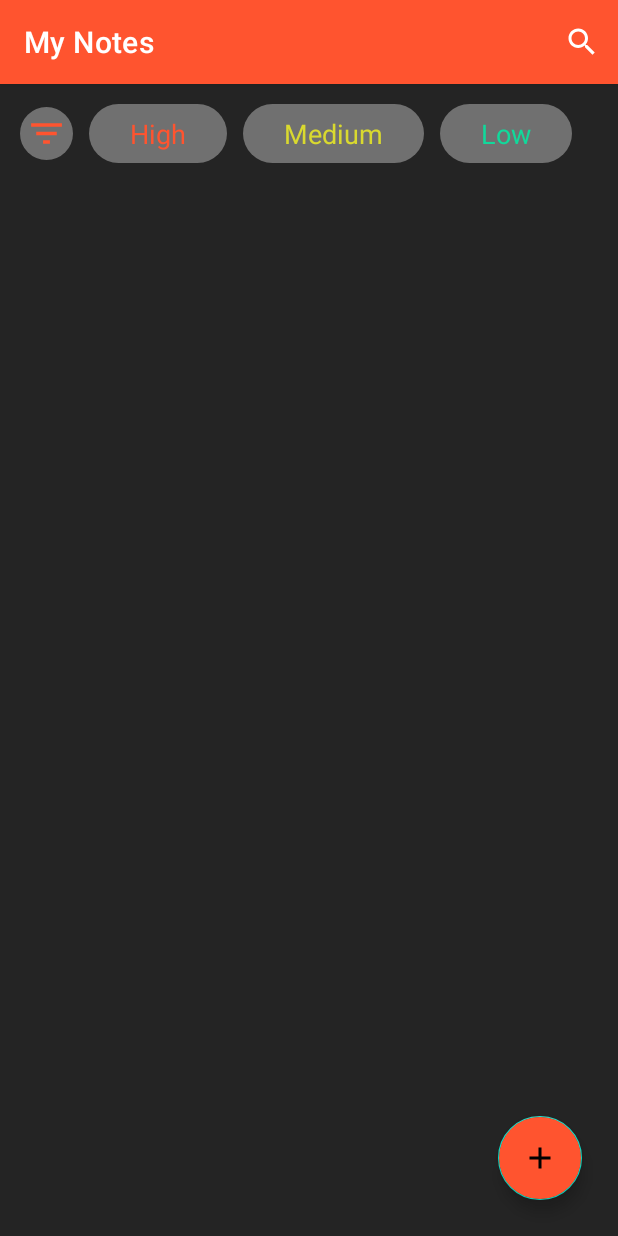
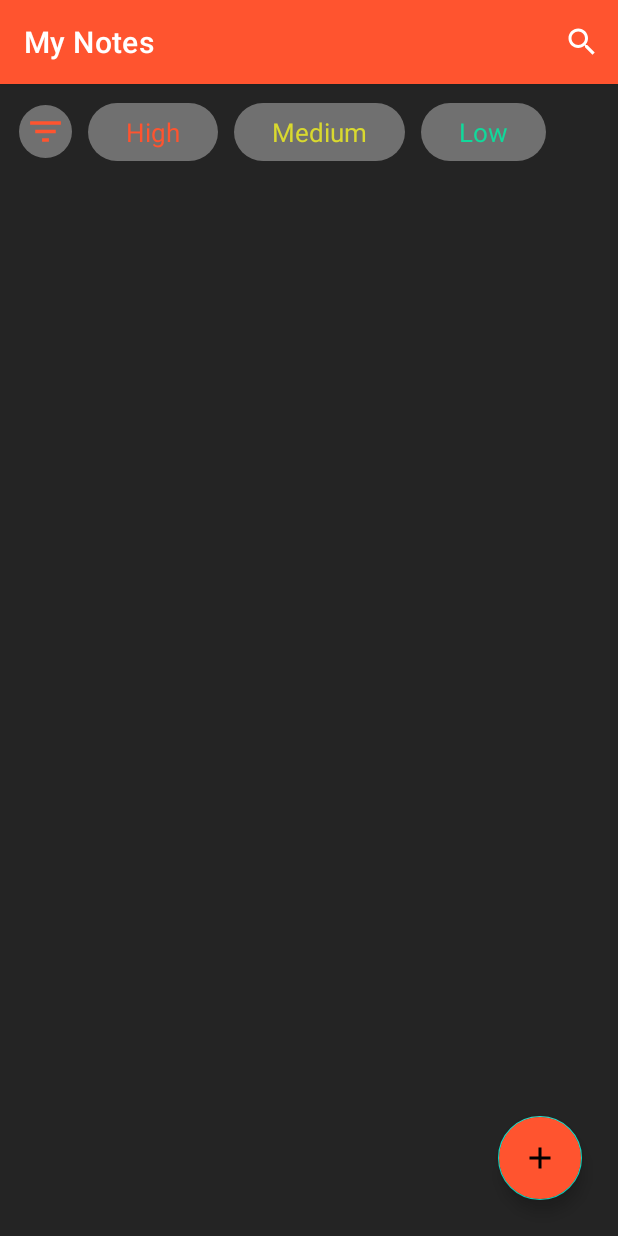
Before and after one commit to Ujjwal5530/My_Notes, an Android app: the screen it shows after launch (MainActivity), on a phone screen of 412 x 824 dp. Run offline under Robolectric (Android 15) with nearby library versions, the light colour scheme and no system bars; our stand-ins replace Room's generated code, navigation-ui; Roboto replaces fonts that are not available here.

Commit message:
size change for "low" text.

```diff
--- a/app/src/main/res/layout/fragment_home.xml
+++ b/app/src/main/res/layout/fragment_home.xml
@@ -15,7 +15,7 @@
             android:id="@+id/linearLayout"
             android:layout_width="match_parent"
             android:layout_height="wrap_content"
-            android:layout_margin="8dp"
+            android:layout_margin="7dp"
             android:gravity="center_vertical"
             android:orientation="horizontal"
             app:layout_constraintEnd_toEndOf="parent"
@@ -39,13 +39,13 @@
                 android:layout_margin="5dp"
                 android:background="@drawable/filter_btn"
                 android:fontFamily="@font/amaranth"
-                android:paddingStart="27dp"
+                android:paddingStart="25dp"
                 android:paddingTop="7dp"
-                android:paddingEnd="27dp"
+                android:paddingEnd="25dp"
                 android:paddingBottom="7dp"
                 android:text="High"
                 android:textColor="@color/orange_color"
-                android:textSize="18sp" />
+                android:textSize="17sp" />
 
             <TextView
                 android:id="@+id/medium_btn"
@@ -54,13 +54,13 @@
                 android:layout_margin="5dp"
                 android:background="@drawable/filter_btn"
                 android:fontFamily="@font/amaranth"
-                android:paddingStart="27dp"
+                android:paddingStart="25dp"
                 android:paddingTop="7dp"
-                android:paddingEnd="27dp"
+                android:paddingEnd="25dp"
                 android:paddingBottom="7dp"
                 android:text="Medium"
                 android:textColor="@color/yellow_color"
-                android:textSize="18sp" />
+                android:textSize="17sp" />
 
             <TextView
                 android:id="@+id/low_btn"
@@ -69,13 +69,13 @@
                 android:layout_margin="5dp"
                 android:background="@drawable/filter_btn"
                 android:fontFamily="@font/amaranth"
-                android:paddingStart="27dp"
+                android:paddingStart="25dp"
                 android:paddingTop="7dp"
-                android:paddingEnd="27dp"
+                android:paddingEnd="25dp"
                 android:paddingBottom="7dp"
                 android:text="Low"
                 android:textColor="@color/green_color"
-                android:textSize="18sp" />
+                android:textSize="17sp" />
 
 
         </LinearLayout>
--- a/app/src/main/res/layout/item_notes.xml
+++ b/app/src/main/res/layout/item_notes.xml
@@ -41,6 +41,7 @@
                 android:layout_width="match_parent"
                 android:layout_height="wrap_content"
                 android:fontFamily="@font/amaranth"
+                android:maxLines="10"
                 android:text="lashcuaihcushcjn"
                 android:textColor="#DFDCDC"
                 android:layout_marginTop="6dp"
```
